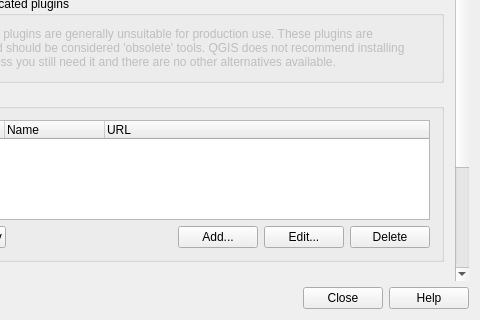
The window that src/ui/qgspluginmanagerbase.ui (qgis/QGIS) describes before a commit, drawn with Qt 5; both pictures show x 316 to 796 and y 274 to 594 of the 796 by 594 pixel window.
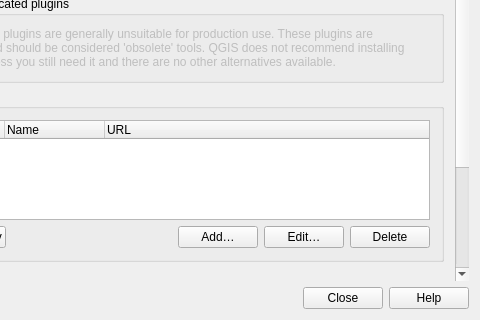
The same window after the commit. The open tabs and pages were chosen to show the change. Icons and pictures are not drawn. Custom widgets are drawn as their Qt base class.

Diff of the .ui file:
```diff
--- a/src/ui/qgspluginmanagerbase.ui
+++ b/src/ui/qgspluginmanagerbase.ui
@@ -878,7 +878,7 @@
                           <string>Add a new plugin repository</string>
                          </property>
                          <property name="text">
-                          <string>Add...</string>
+                          <string>Add…</string>
                          </property>
                         </widget>
                        </item>
@@ -897,7 +897,7 @@
                           <string>Edit the selected repository</string>
                          </property>
                          <property name="text">
-                          <string>Edit...</string>
+                          <string>Edit…</string>
                          </property>
                         </widget>
                        </item>
```
